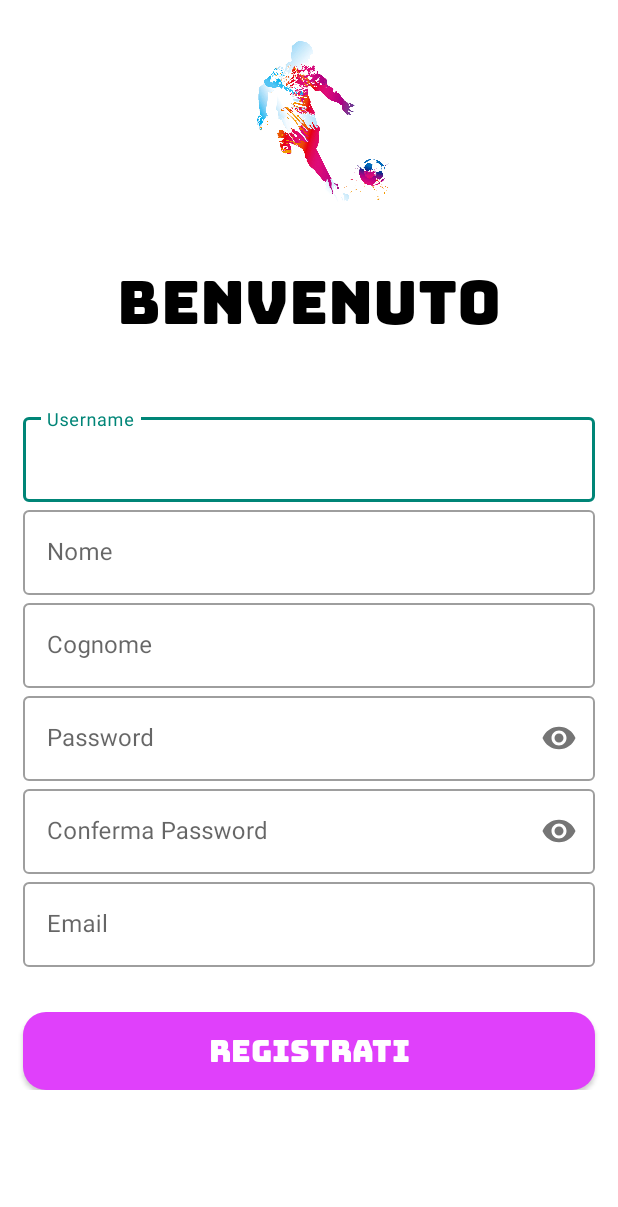
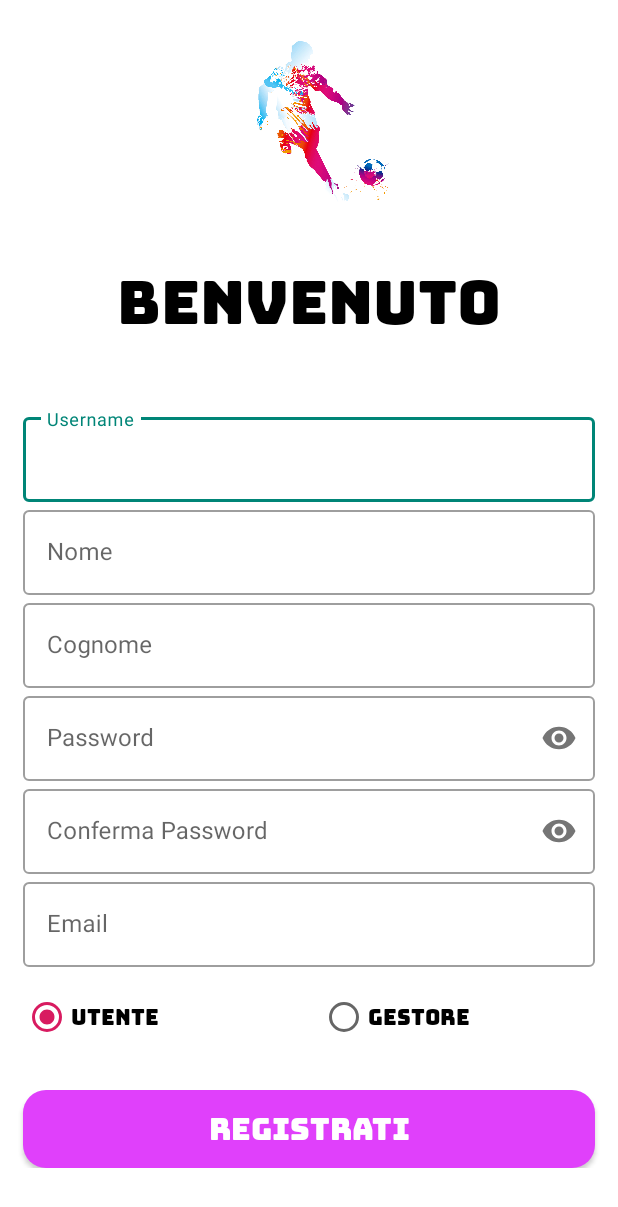
Before and after one commit to luca-ladu-95/ProjectIUM, an Android app: the Registrazione screen opened directly, with no data from a screen before it, on a phone screen of 412 x 824 dp. Shown: the top 1207 px of the screen. Run offline under Robolectric (Android 15) with nearby library versions, the phone set to English and light mode, and no system bars; Roboto replaces fonts that are not available here.

Commit message:
aggiunto gestore

```diff
--- a/app/src/main/java/com/example/projectium/PrenotazioniEffettuate.java
+++ b/app/src/main/java/com/example/projectium/PrenotazioniEffettuate.java
@@ -117,9 +117,10 @@ public class PrenotazioniEffettuate extends AppCompatActivity {
                 }else {
 
 
+                        if(!prenotazioni.get(i).isValutata()) {
                             linearLayout3.addView(bottone);
                             linearLayout3.addView(space);
-
+                        }
 
                     }
                 }
--- a/app/src/main/java/com/example/projectium/Registrazione.java
+++ b/app/src/main/java/com/example/projectium/Registrazione.java
@@ -7,6 +7,8 @@ import android.content.Intent;
 import android.os.Bundle;
 import android.view.View;
 import android.widget.Button;
+import android.widget.RadioButton;
+import android.widget.RadioGroup;
 import android.widget.Toast;
 
 import com.google.android.material.textfield.TextInputLayout;
@@ -20,6 +22,9 @@ public class Registrazione extends AppCompatActivity {
     TextInputLayout username, nome, cognome, pass, cpass, email;
     Button registrati;
     Persona utente;
+    RadioButton button_gestore,button_utente;
+    RadioGroup radioGroup;
+    boolean isGestore;
 
     public static final String PERSON_DA_PASSARE2 = "package com.example.projectium";
 
@@ -34,6 +39,9 @@ public class Registrazione extends AppCompatActivity {
         utente = new Persona();
 
         //recupero gli id per i vari campi
+        radioGroup=findViewById(R.id.radio_group);
+        button_gestore = findViewById(R.id.radio_gestore);
+        button_utente = findViewById(R.id.radio_utente);
         username = findViewById(R.id.inputUsername);
         nome = findViewById(R.id.inputNome);
         cognome = findViewById(R.id.inputCognome);
@@ -43,6 +51,20 @@ public class Registrazione extends AppCompatActivity {
         registrati = findViewById(R.id.button_gestore_conferma);
 
 
+        radioGroup.setOnCheckedChangeListener(new RadioGroup.OnCheckedChangeListener()
+        {
+            public void onCheckedChanged(RadioGroup group, int checkedId) {
+                switch(checkedId){
+                    case R.id.radio_gestore:
+                        isGestore=true;
+                        break;
+                    case R.id.radio_utente:
+                        // do operations specific to this selection
+                        isGestore=false;
+                        break;
+                }
+            }
+        });
 
         registrati.setOnClickListener(new View.OnClickListener() {
             @Override
@@ -50,6 +72,8 @@ public class Registrazione extends AppCompatActivity {
                 if(!checkInput()){
                     //aggiorno il contenuto di persona
                     updatePerson();
+
+
 
                     utenti.put(utente.getUserId(), utente);
 
@@ -110,6 +134,7 @@ public class Registrazione extends AppCompatActivity {
             pass.setError(null);
         }
 
+
         //controllo per l'inserimento della password di conferma
         if(cpass.getEditText().getText() == null || cpass.getEditText().getText().length() == 0 || !(cpass.getEditText().getText().toString().equals(pass.getEditText().getText().toString()))){
             cpass.setError("Inserire la stessa password");
@@ -140,6 +165,7 @@ public class Registrazione extends AppCompatActivity {
         this.utente.setPassword(this.pass.getEditText().getText().toString());
         this.utente.setCPassword(this.cpass.getEditText().getText().toString());
         this.utente.setEmail(this.email.getEditText().getText().toString());
+        this.utente.setGestore(isGestore);
         this.utente.setPartite("0");
     }
 }
--- a/app/src/main/res/layout/activity_registrazione.xml
+++ b/app/src/main/res/layout/activity_registrazione.xml
@@ -135,18 +135,64 @@
             </com.google.android.material.textfield.TextInputLayout>
 
 
-            <Button
-                android:id="@+id/button_gestore_conferma"
+
+            <Space
+                android:layout_width="match_parent"
+                android:layout_height="15dp">
+
+            </Space>
+
+            <RadioGroup
+                android:id="@+id/radio_group"
                 android:layout_width="match_parent"
                 android:layout_height="wrap_content"
-                android:background="@drawable/textbox"
-                android:layout_marginLeft="15dp"
-                android:layout_marginRight="15dp"
-                android:layout_marginTop="30dp"
-                android:text="REGISTRATI"
-                app:fontFamily="@font/bungee"
-                android:textSize="20sp"
-                android:textColor="#fff"/>
+
+                android:orientation="horizontal"
+                android:layout_above="@+id/view_below"
+                android:paddingLeft="15dp"
+               >
+
+                <RadioButton
+                    android:id="@+id/radio_utente"
+                    android:layout_width="0dp"
+                    app:fontFamily="@font/bungee"
+                    android:layout_gravity="center"
+                    android:layout_weight="1"
+                    android:layout_height="wrap_content"
+                    android:checked="true"
+                    android:text="Utente" />
+
+                <RadioButton
+                    android:id="@+id/radio_gestore"
+                    android:layout_gravity="center"
+                    android:layout_width="0dp"
+                    app:fontFamily="@font/bungee"
+                    android:layout_weight="1"
+                    android:layout_height="wrap_content"
+                    android:text="Gestore" />
+            </RadioGroup>
+
+
+            <LinearLayout
+                android:layout_width="match_parent"
+                android:layout_height="wrap_content">
+
+                <Button
+                    android:id="@+id/button_gestore_conferma"
+                    android:layout_width="match_parent"
+                    android:layout_height="wrap_content"
+                    android:layout_marginLeft="15dp"
+                    android:layout_marginTop="30dp"
+                    android:layout_marginRight="15dp"
+                    android:background="@drawable/textbox"
+                    android:text="REGISTRATI"
+                    android:textColor="#fff"
+                    android:textSize="20sp"
+                    app:fontFamily="@font/bungee" />
+
+
+            </LinearLayout>
+
 
         </LinearLayout>
 
```
